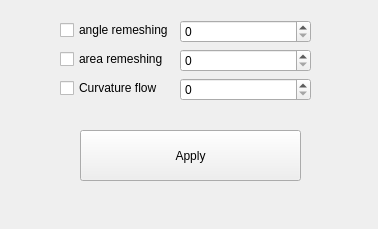
The window that Polyhedron/demo/Polyhedron/Plugins/PMP/Smoothing_plugin.ui (CGAL/cgal) describes before a commit, drawn with Qt 5.
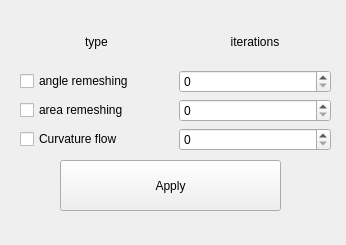
The same window after the commit.

Commit message: plugin nb iterations parameter

```diff
--- a/Polyhedron/demo/Polyhedron/Plugins/PMP/Smoothing_plugin.ui
+++ b/Polyhedron/demo/Polyhedron/Plugins/PMP/Smoothing_plugin.ui
@@ -6,8 +6,8 @@
    <rect>
     <x>0</x>
     <y>0</y>
-    <width>378</width>
-    <height>229</height>
+    <width>346</width>
+    <height>245</height>
    </rect>
   </property>
   <property name="windowTitle">
@@ -17,8 +17,8 @@
    <widget class="QPushButton" name="Apply_button">
     <property name="geometry">
      <rect>
-      <x>80</x>
-      <y>130</y>
+      <x>60</x>
+      <y>160</y>
       <width>221</width>
       <height>51</height>
      </rect>
@@ -27,46 +27,66 @@
      <string>Apply</string>
     </property>
    </widget>
-   <widget class="QWidget" name="layoutWidget">
+   <widget class="QWidget" name="">
     <property name="geometry">
      <rect>
-      <x>60</x>
+      <x>20</x>
       <y>20</y>
-      <width>251</width>
-      <height>101</height>
+      <width>311</width>
+      <height>131</height>
      </rect>
     </property>
-    <layout class="QFormLayout" name="formLayout">
-     <item row="0" column="0">
+    <layout class="QGridLayout" name="gridLayout">
+     <item row="4" column="1">
+      <widget class="QSpinBox" name="Angle_spinBox"/>
+     </item>
+     <item row="8" column="0">
+      <widget class="QCheckBox" name="Curvature_checkBox">
+       <property name="text">
+        <string>Curvature flow</string>
+       </property>
+      </widget>
+     </item>
+     <item row="4" column="0">
       <widget class="QCheckBox" name="Angle_checkBox">
        <property name="text">
         <string>angle remeshing</string>
        </property>
       </widget>
      </item>
-     <item row="0" column="1">
-      <widget class="QSpinBox" name="Area_spinBox"/>
-     </item>
-     <item row="1" column="0">
+     <item row="6" column="0">
       <widget class="QCheckBox" name="Area_checkBox">
        <property name="text">
         <string>area remeshing</string>
        </property>
       </widget>
      </item>
-     <item row="1" column="1">
-      <widget class="QSpinBox" name="Angle_spinBox"/>
-     </item>
-     <item row="2" column="0">
-      <widget class="QCheckBox" name="Curvature_checkBox">
-       <property name="text">
-        <string>Curvature flow</string>
-       </property>
-      </widget>
-     </item>
-     <item row="2" column="1">
+     <item row="8" column="1">
       <widget class="QSpinBox" name="Curvature_spinBox"/>
      </item>
+     <item row="6" column="1">
+      <widget class="QSpinBox" name="Area_spinBox"/>
+     </item>
+     <item row="0" column="0">
+      <widget class="QLabel" name="label">
+       <property name="text">
+        <string>type</string>
+       </property>
+       <property name="alignment">
+        <set>Qt::AlignCenter</set>
+       </property>
+      </widget>
+     </item>
+     <item row="0" column="1">
+      <widget class="QLabel" name="label_2">
+       <property name="text">
+        <string>iterations</string>
+       </property>
+       <property name="alignment">
+        <set>Qt::AlignCenter</set>
+       </property>
+      </widget>
+     </item>
     </layout>
    </widget>
   </widget>
```
The commit also changes 2 other files.
